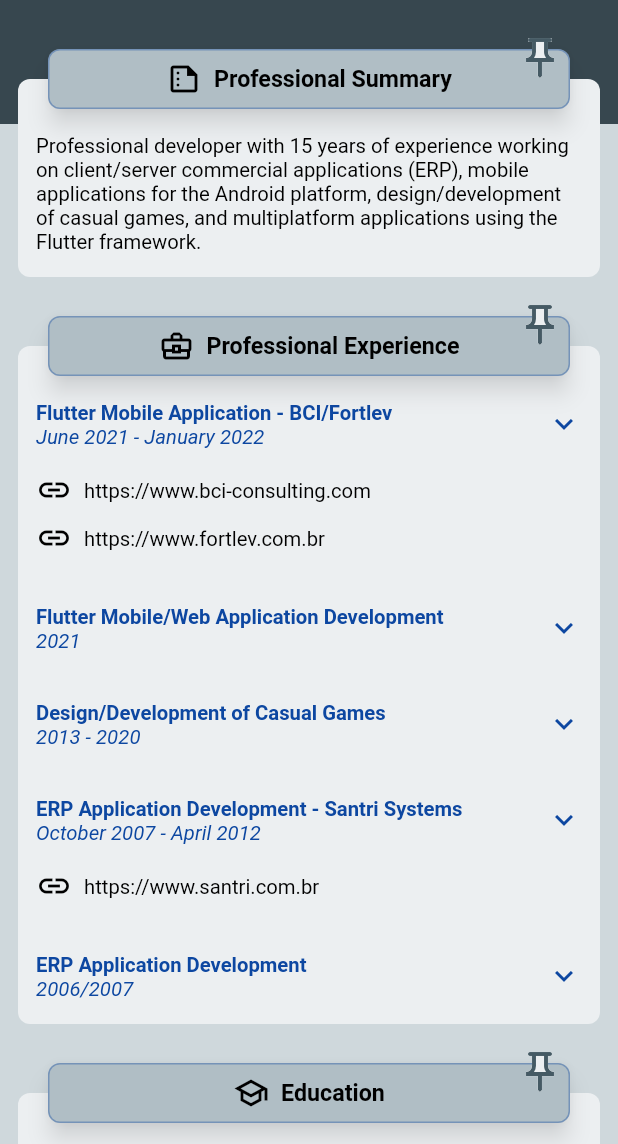
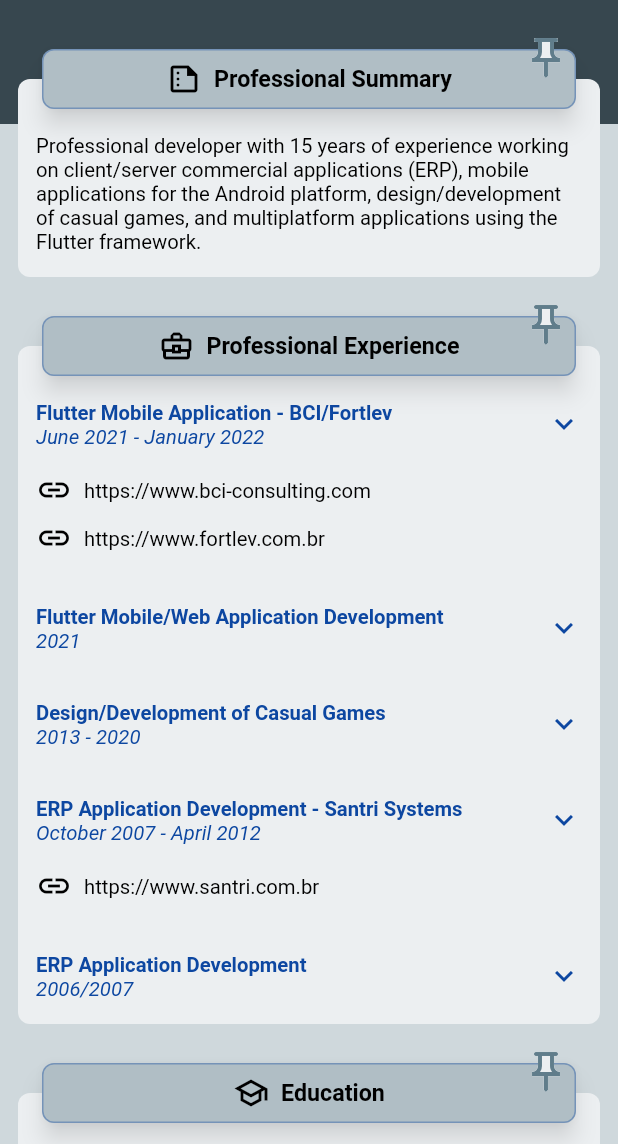
Before and after one commit to jmsil/flutter_my_cv, a Flutter app: the screen it shows after launch, on a phone screen of 412 x 824 dp, the part 92-1236 px from its top. Run offline on Flutter 3.47's test engine with Material 2 defaults, Android fonts, the phone set to English and light mode, and no system bars.

Commit message:
Updates groups' header layout: - Pin icon color; - Horizontal margin;

```diff
--- a/lib/scaffold/sidebar.dart
+++ b/lib/scaffold/sidebar.dart
@@ -84,7 +84,7 @@ class AppSidebar extends StatelessWidget {
     ];
 
     final Widget footerWidget = AppContainer(
-      color: AppTheme.lowDarkColor,
+      color: AppTheme.midDarkColor,
       padding: const EdgeInsets.symmetric(horizontal: 8, vertical: 4),
       child: Row(
         children: [
--- a/lib/ui/container/content_group.dart
+++ b/lib/ui/container/content_group.dart
@@ -55,7 +55,7 @@ class ContentGroup extends StatelessWidget {
         AppContainer(
           height: _headerHeight,
           color: AppTheme.lowLightColor,
-          margin: const EdgeInsets.fromLTRB(20, _topExtraMargin, 20, 0),
+          margin: const EdgeInsets.fromLTRB(16, _topExtraMargin, 16, 0),
           padding: const EdgeInsets.symmetric(horizontal: 16),
           borderColor: AppTheme.darkBlue.withOpacity(0.36),
           borderRadius: AppTheme.defaultRadius,
@@ -72,7 +72,7 @@ class ContentGroup extends StatelessWidget {
           )
         ),
         Padding(
-          padding: const EdgeInsets.only(right: 24),
+          padding: const EdgeInsets.only(right: 20),
           child: Stack(
             children: [
               Icon(AppIcons.pin, size: _pinSize, color: AppTheme.highLightColor),
--- a/lib/ui/theme.dart
+++ b/lib/ui/theme.dart
@@ -10,7 +10,8 @@ class AppTheme {
   static final Color midLightColor = Colors.blueGrey[100]!;
   static final Color lowLightColor = Colors.blueGrey[200]!;
   static final Color highDarkColor = Colors.blueGrey[800]!;
-  static final Color lowDarkColor = Colors.blueGrey[700]!;
+  static final Color midDarkColor = Colors.blueGrey[700]!;
+  static final Color lowDarkColor = Colors.blueGrey[500]!;
   static final Color lightBlue = Colors.blue[200]!;
   static final Color darkBlue = Colors.blue[900]!;
   static final Color darkColor = Colors.black;
```
